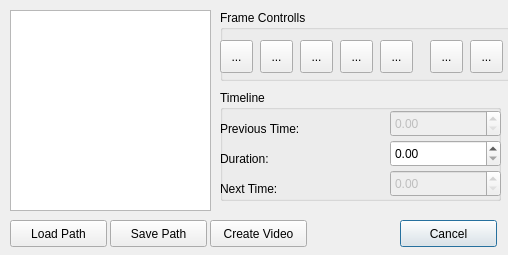
Qt form src/qglviewer/ui/PlayerDialogUI.ui (uos/lvr2) before a commit.
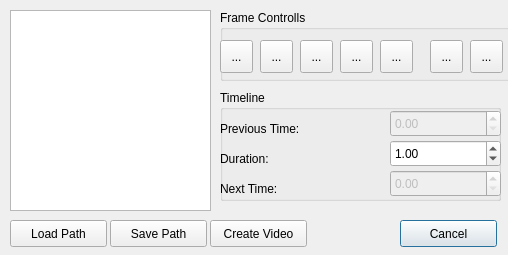
The same form after that commit. Icons and pictures are not drawn.

Commit message: Timeline effects implemented

```diff
--- a/src/qglviewer/ui/PlayerDialogUI.ui
+++ b/src/qglviewer/ui/PlayerDialogUI.ui
@@ -271,6 +271,9 @@
     <property name="maximum">
      <double>10000000.000000000000000</double>
     </property>
+    <property name="value">
+     <double>1.000000000000000</double>
+    </property>
    </widget>
    <widget class="QLabel" name="labeCurrentTime">
     <property name="geometry">
```
The commit also changes 1 other file.
